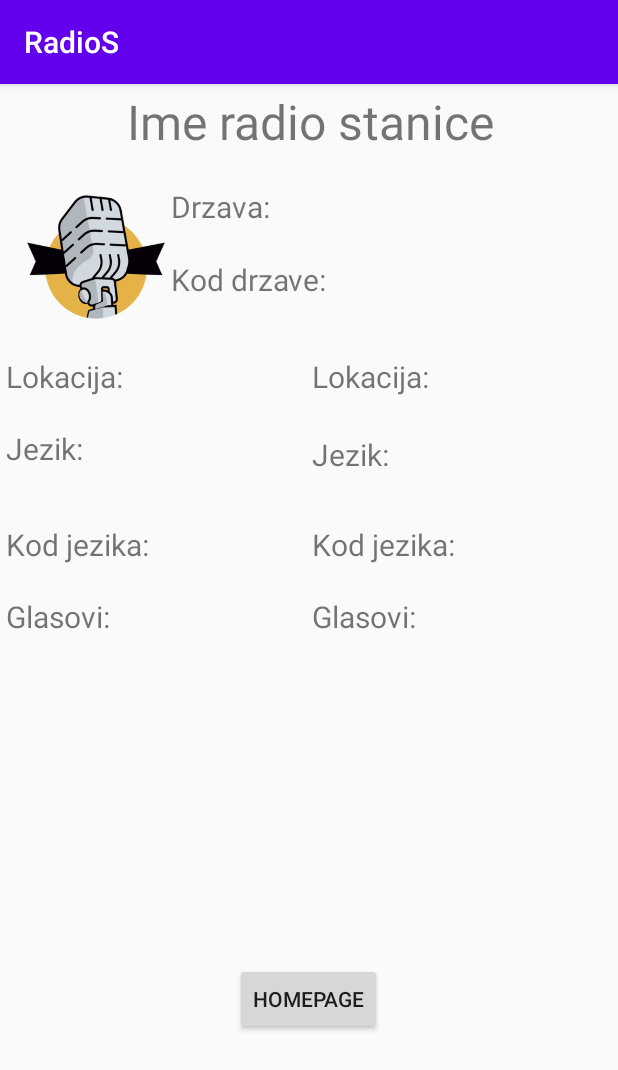
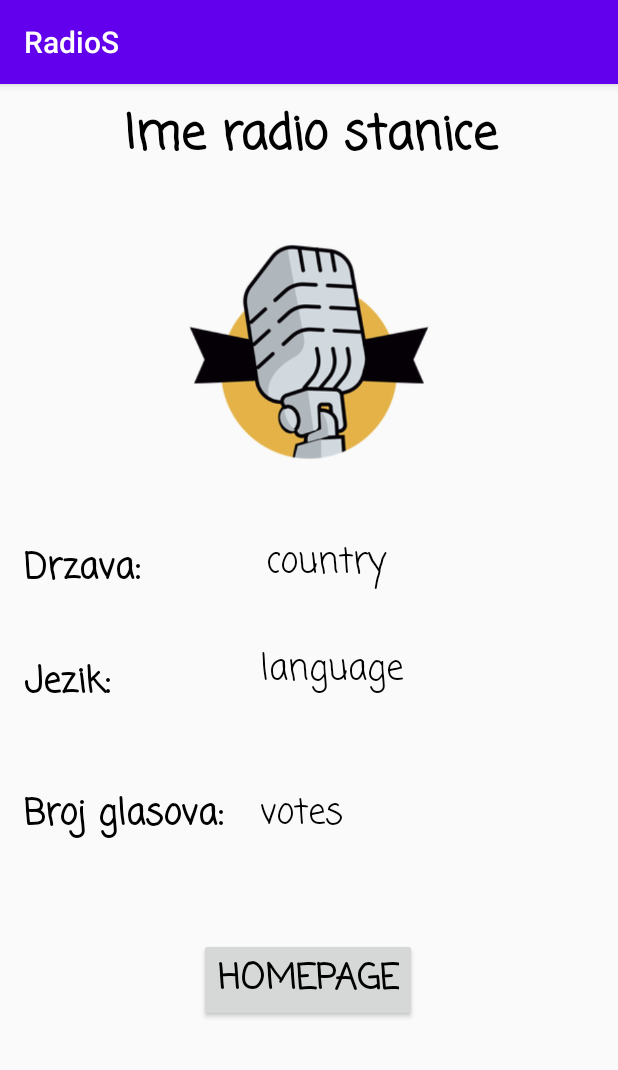
Before and after one commit to ivana-ignjatovic/RadioS, an Android app: the fragment RadiosDetails shown on its own in the app's theme, on a phone screen of 412 x 824 dp. Shown: the top 1070 px of the screen. Run offline under Robolectric (Android 15) with nearby library versions, the phone set to English and light mode, and no system bars; pictures from the network do not load.

Commit message:
Radio Details

```diff
--- a/app/build.gradle
+++ b/app/build.gradle
@@ -59,6 +59,9 @@ dependencies {
     implementation "androidx.media2:media2-player:1.2.0"
     implementation "androidx.contentpager:contentpager:1.0.0"
     implementation "com.google.android.gms:play-services-contextmanager:9.4.0"
+    implementation "androidx.lifecycle:lifecycle-viewmodel-savedstate:2.5.1"
+    implementation"androidx.lifecycle:lifecycle-viewmodel-compose:2.5.1"
+
 //    // dependency for exoplayer
 //   // implementation "com.google.android.exoplayer:exoplayer:r2.4.0"
 //    implementation "androidx.media2:media2-exoplayer:1.2.1"
--- a/app/src/main/java/com/example/radios/base/ICoordinator.kt
+++ b/app/src/main/java/com/example/radios/base/ICoordinator.kt
@@ -1,5 +1,5 @@
 package com.example.radios.base
 
 interface ICoordinator {
-    fun showDetailsFragment()
+    fun showDetailsFragment(radioId:String)
 }
--- a/app/src/main/java/com/example/radios/base/MainActivity.kt
+++ b/app/src/main/java/com/example/radios/base/MainActivity.kt
@@ -22,7 +22,7 @@ class MainActivity : AppCompatActivity(), ICoordinator {
         transaction.commit()
     }
 
-    override fun showDetailsFragment() {
-         showFragment(RadiosDetails())
+    override fun showDetailsFragment(radioId: String) {
+         showFragment(RadiosDetails.newInstance(radioId))
     }
 }
--- a/app/src/main/java/com/example/radios/radiosdetails/view/RadiosDetailsFragment.kt
+++ b/app/src/main/java/com/example/radios/radiosdetails/view/RadiosDetailsFragment.kt
@@ -1,11 +1,14 @@
- package com.example.radios.radiosdetails.view
+package com.example.radios.radiosdetails.view
 
+import android.content.Intent
+import android.net.Uri
 import android.os.Bundle
 import android.util.Log
 import android.view.LayoutInflater
 import android.view.View
 import android.view.ViewGroup
 import androidx.fragment.app.Fragment
+import com.bumptech.glide.Glide
 import com.example.radios.R
 import com.example.radios.base.data.HttpDataHandler
 import com.example.radios.base.data.RadioParser
@@ -13,71 +16,81 @@ import com.example.radios.base.data.Result
 import com.example.radios.base.model.Radio
 import kotlinx.android.synthetic.main.fragment_radios_details.*
 
- // TODO: Rename parameter arguments, choose names that match
-// the fragment initialization parameters, e.g. ARG_ITEM_NUMBER
-private const val ARG_PARAM1 = "param1"
-private const val ARG_PARAM2 = "param2"
+class RadiosDetails : Fragment() {
 
 
-class RadiosDetails : Fragment() {
+    var radioId: String = ""
 
-    var radioId : Int = -1
-    companion object{
-        private const val RADIO_ID_KEY = "RADIO_ID"
-        fun newInstance(radioId:Int):RadiosDetails{
+    companion object {
+        private const val RADIO_ID_KEY = "stationuuid"
+        fun newInstance(radioId: String): RadiosDetails {
             return RadiosDetails().apply {
-                arguments = Bundle().apply { putInt(RADIO_ID_KEY,radioId) }
+                arguments = Bundle().apply { putString(RADIO_ID_KEY, radioId) }
             }
         }
     }
+
     override fun onCreate(savedInstanceState: Bundle?) {
         super.onCreate(savedInstanceState)
-        radioId = arguments?.getInt(RADIO_ID_KEY)?: -1
+        radioId = arguments?.getString(RADIO_ID_KEY) ?: radioId
     }
 
     override fun onCreateView(
         inflater: LayoutInflater, container: ViewGroup?,
         savedInstanceState: Bundle?
     ): View? {
+
         // Inflate the layout for this fragment
         return inflater.inflate(R.layout.fragment_radios_details, container, false)
     }
+
     override fun onViewCreated(view: View, savedInstanceState: Bundle?) {
         super.onViewCreated(view, savedInstanceState)
-
         getRadio()
 
     }
 
-    private fun setupView (radio : Radio){
-        name.text=radio.name
-        country.text=radio.country
-//        countrycode.text=radio.country_code
-//        state2.text=radio.state
-//        language2.text=radio.language
-//        languagecode2.text=radio.language_code
-//        votes2.text=radio.votes.toString()
-//        val view = ServiceView(requireContext())
-//        view.bind(radio)
+    private fun setupView(radio: Radio) {
 
+        name.text = radio.name
+        country.text = radio.countrycode + " " + radio.country
+        if (radio.language != null) {
+            language.text = radio.languagecode + " " + radio.language
+        } else {
+            language.text = "unknow"
         }
-    private fun getRadio(){
+        if (radio.favicon != "") {
+            Glide.with(this).load(radio.favicon).into(favicon)
+        }
+        votes.text = radio.votes.toString()
+       // homepage.setOnClickListener()
+        var url = radio.homepage
+        val i= Intent(Intent.ACTION_VIEW)
+        i.data = Uri.parse(url)
+        homepage.setOnClickListener(){
+            startActivity(i)
+        }
+    }
 
-        val thread = Thread(){
-            val response = HttpDataHandler.getResponse("http://de1.api.radio-browser.info/json/stations/byuuid/37cd2212-ac24-4002-802d-f6c05c488708")
-            if (response is Result.Success){
-                //Log.d("response", response.data)
+    private fun getRadio() {
+        Log.d("Radioi id ", radioId)
+        val thread = Thread() {
+            val response =
+                HttpDataHandler.getResponse("http://de1.api.radio-browser.info/json/stations/byuuid/" + radioId)
+            if (response is Result.Success) {
+
                 val radio = RadioParser.parse2(response.data)
+                //println("Ikaa"+radio)
+                //   for(i in radios.indices){
+                ///     if(radios.get(i).id==radioId)
+                //}
 
-                activity?.runOnUiThread(){
+                activity?.runOnUiThread() {
                     setupView(radio)
                 }
+            }
+        }.start()
 
 
-                Log.d("UserLog","Radios receivde ${radio}")
-            }
-
-        }
-        thread.start()
     }
-    }
+}
--- a/app/src/main/java/com/example/radios/radioslist/recycler/RadioRVAdapter.kt
+++ b/app/src/main/java/com/example/radios/radioslist/recycler/RadioRVAdapter.kt
@@ -7,7 +7,7 @@ import com.example.radios.R
 import com.example.radios.base.model.Radio
 
 
-class RadioRVAdapter(private val radios: List<Radio>, private val onItemClicked:()->Unit) :
+class RadioRVAdapter(private val radios: List<Radio>, private val onItemClicked:(String)->Unit) :
     RecyclerView.Adapter<RadioRVViewHolder>() {
     override fun onCreateViewHolder(parent: ViewGroup, viewType: Int): RadioRVViewHolder =
         RadioRVViewHolder(
@@ -15,9 +15,9 @@ class RadioRVAdapter(private val radios: List<Radio>, private val onItemClicked:
         )
 
     override fun onBindViewHolder(holder: RadioRVViewHolder, position: Int) {
-        holder.bind(radios[position],onItemClicked)
+        holder.bind(radios[position], onItemClicked)
     }
 
+
     override fun getItemCount() = radios.size
-
 }
--- a/app/src/main/res/layout/fragment_radio_list.xml
+++ b/app/src/main/res/layout/fragment_radio_list.xml
@@ -15,6 +15,7 @@
         app:layoutManager="androidx.recyclerview.widget.LinearLayoutManager"
       app:layout_constraintStart_toStartOf="parent"
        app:layout_constraintEnd_toEndOf="parent"
+      android:scrollbars="vertical"
        app:layout_constraintTop_toTopOf="parent"
         app:layout_constraintBottom_toBottomOf="parent"/>
 
--- a/app/src/main/res/layout/fragment_radios_details.xml
+++ b/app/src/main/res/layout/fragment_radios_details.xml
@@ -15,170 +15,131 @@
 
         <TextView
             android:id="@+id/name"
+            style="@style/Widget.AppCompat.TextView"
             android:layout_width="414dp"
             android:layout_height="62dp"
+            android:fontFamily="casual"
+            android:layout_marginTop="10dp"
             android:text="Ime radio stanice"
             android:textAlignment="center"
             android:textSize="32dp"
-            app:layout_constraintBottom_toTopOf="@id/country"
+            android:textStyle="bold"
+            app:layout_constraintBottom_toTopOf="@id/favicon"
             app:layout_constraintLeft_toLeftOf="parent"
+            android:textColor="@color/black"
             app:layout_constraintRight_toRightOf="parent"
             app:layout_constraintTop_toTopOf="parent" />
 
         <ImageView
             android:id="@+id/favicon"
-            android:layout_width="100dp"
-            android:layout_height="100dp"
-            android:layout_marginStart="16dp"
+            android:layout_width="233dp"
+            android:layout_height="173dp"
+            android:layout_marginTop="20dp"
+            app:layout_constraintLeft_toLeftOf="parent"
             app:layout_constraintTop_toBottomOf="@id/name"
-            app:layout_constraintLeft_toLeftOf="parent"
-            app:layout_constraintRight_toLeftOf="@id/country"
+            app:layout_constraintRight_toRightOf="parent"
             app:srcCompat="@drawable/logo" />
 
         <TextView
-            android:id="@+id/country"
-            android:layout_width="300dp"
-            android:layout_height="45dp"
+            android:id="@+id/textView"
+            android:layout_width="wrap_content"
+            android:layout_height="wrap_content"
+            android:layout_marginStart="16dp"
+            android:layout_marginTop="40dp"
             android:text="Drzava:"
-            android:textSize="20dp"
-            app:layout_constraintTop_toBottomOf="@id/name"
-            app:layout_constraintLeft_toRightOf="@id/favicon"
-            app:layout_constraintRight_toRightOf="parent"
-            app:layout_constraintBottom_toTopOf="@id/countrycode"/>
-
-        <TextView
-            android:id="@+id/countrycode"
-            android:layout_width="300dp"
-            android:layout_height="45dp"
-            android:text="Kod drzave:"
-            android:textSize="20dp"
-            app:layout_constraintTop_toBottomOf="@id/country"
-            app:layout_constraintLeft_toRightOf="@id/favicon"
-            app:layout_constraintBottom_toBottomOf="@id/favicon" />
-
-        <TextView
-            android:id="@+id/state"
-            android:layout_width="160dp"
-            android:layout_height="40dp"
-            android:layout_marginStart="4dp"
-            android:layout_marginTop="16dp"
-            android:text="Lokacija:"
-            android:textSize="20dp"
-            app:layout_constraintHorizontal_bias="1.0"
+            android:textSize="23dp"
+            android:textColor="@color/black"
+            android:textStyle="bold"
+            android:fontFamily="casual"
             app:layout_constraintLeft_toLeftOf="parent"
-            app:layout_constraintRight_toRightOf="parent"
-            app:layout_constraintStart_toStartOf="parent"
             app:layout_constraintTop_toBottomOf="@id/favicon" />
 
         <TextView
-            android:id="@+id/state2"
-            android:layout_width="160dp"
-            android:layout_height="40dp"
-            android:layout_marginStart="208dp"
-            android:layout_marginTop="16dp"
-            android:text="Lokacija:"
-            android:textSize="20dp"
-            app:layout_constraintHorizontal_bias="1.0"
+            android:id="@+id/textView3"
+            android:layout_width="wrap_content"
+            android:layout_height="wrap_content"
+            android:layout_marginStart="16dp"
+            android:layout_marginTop="40dp"
+            android:fontFamily="casual"
+            android:textStyle="bold"
+            android:textColor="@color/black"
+            android:text="Jezik:"
+            android:textSize="23dp"
             app:layout_constraintLeft_toLeftOf="parent"
-            app:layout_constraintRight_toRightOf="parent"
             app:layout_constraintStart_toStartOf="parent"
-            app:layout_constraintTop_toBottomOf="@id/favicon" />
+            app:layout_constraintTop_toBottomOf="@id/textView" />
 
         <TextView
-            android:id="@+id/language"
-            android:layout_width="160dp"
-            android:layout_height="40dp"
-            android:layout_marginStart="4dp"
-            android:layout_marginTop="8dp"
-            android:text="Jezik:"
-            android:textSize="20dp"
-            app:layout_constraintHorizontal_bias="1.0"
+            android:id="@+id/textView2"
+            android:layout_width="wrap_content"
+            android:layout_height="wrap_content"
+            android:layout_marginStart="16dp"
+            android:layout_marginTop="52dp"
+            android:fontFamily="casual"
+            android:text="Broj glasova:"
+            android:textColor="@color/black"
+            android:textSize="23dp"
+            android:textStyle="bold"
             app:layout_constraintLeft_toLeftOf="parent"
-            app:layout_constraintRight_toRightOf="parent"
             app:layout_constraintStart_toStartOf="parent"
-            app:layout_constraintTop_toBottomOf="@id/state" />
-
-        <TextView
-            android:id="@+id/language2"
-            android:layout_width="160dp"
-            android:layout_height="40dp"
-            android:layout_marginStart="208dp"
-            android:layout_marginTop="12dp"
-            android:text="Jezik:"
-            android:textSize="20dp"
-            app:layout_constraintHorizontal_bias="1.0"
-            app:layout_constraintLeft_toLeftOf="parent"
-            app:layout_constraintRight_toRightOf="parent"
-            app:layout_constraintStart_toStartOf="parent"
-            app:layout_constraintTop_toBottomOf="@id/state" />
-
-        <TextView
-            android:id="@+id/languagecode"
-            android:layout_width="160dp"
-            android:layout_height="40dp"
-            android:layout_marginStart="4dp"
-            android:layout_marginTop="24dp"
-            android:text="Kod jezika:"
-            android:textSize="20dp"
-            app:layout_constraintHorizontal_bias="1.0"
-            app:layout_constraintLeft_toLeftOf="parent"
-            app:layout_constraintRight_toRightOf="parent"
-            app:layout_constraintStart_toStartOf="parent"
-            app:layout_constraintTop_toBottomOf="@id/language" />
-
-        <TextView
-            android:id="@+id/languagecode2"
-            android:layout_width="160dp"
-            android:layout_height="40dp"
-            android:layout_marginStart="208dp"
-            android:layout_marginTop="24dp"
-            android:text="Kod jezika:"
-            android:textSize="20dp"
-            app:layout_constraintHorizontal_bias="1.0"
-            app:layout_constraintLeft_toLeftOf="parent"
-            app:layout_constraintRight_toRightOf="parent"
-            app:layout_constraintStart_toStartOf="parent"
-            app:layout_constraintTop_toBottomOf="@id/language" />
-
-        <TextView
-            android:id="@+id/votes"
-            android:layout_width="160dp"
-            android:layout_height="40dp"
-            android:layout_marginStart="4dp"
-            android:layout_marginTop="8dp"
-            android:text="Glasovi:"
-            android:textSize="20dp"
-            app:layout_constraintHorizontal_bias="1.0"
-            app:layout_constraintLeft_toLeftOf="parent"
-            app:layout_constraintRight_toRightOf="parent"
-            app:layout_constraintStart_toStartOf="parent"
-            app:layout_constraintTop_toBottomOf="@id/languagecode" />
-
-        <TextView
-            android:id="@+id/votes2"
-            android:layout_width="160dp"
-            android:layout_height="40dp"
-            android:layout_marginStart="208dp"
-            android:layout_marginTop="8dp"
-            android:text="Glasovi:"
-            android:textSize="20dp"
-            app:layout_constraintHorizontal_bias="1.0"
-            app:layout_constraintLeft_toLeftOf="parent"
-            app:layout_constraintRight_toRightOf="parent"
-            app:layout_constraintStart_toStartOf="parent"
-            app:layout_constraintTop_toBottomOf="@id/languagecode" />
+            app:layout_constraintTop_toBottomOf="@id/textView3" />
 
         <Button
             android:id="@+id/homepage"
             android:layout_width="wrap_content"
             android:layout_height="wrap_content"
-            android:text="HOMEPAGE"
-            app:layout_constraintBottom_toBottomOf="parent"
+            android:layout_marginTop="64dp"
+            android:fontFamily="casual"
+            android:text="Homepage"
+            android:textColor="@color/black"
+            android:textSize="23dp"
+            android:textStyle="bold"
             app:layout_constraintEnd_toEndOf="parent"
             app:layout_constraintHorizontal_bias="0.498"
+
+            app:layout_constraintLeft_toLeftOf="parent"
+            app:layout_constraintRight_toRightOf="parent"
             app:layout_constraintStart_toStartOf="parent"
-            app:layout_constraintTop_toTopOf="parent"
-            app:layout_constraintVertical_bias="0.814" />
+            app:layout_constraintTop_toBottomOf="@id/textView2" />
+
+        <TextView
+            android:id="@+id/country"
+            android:layout_width="213dp"
+            android:layout_height="35dp"
+            android:layout_marginLeft="84dp"
+            android:layout_marginTop="36dp"
+            android:text="country"
+            android:fontFamily="casual"
+            android:textColor="@color/black"
+            android:textSize="23dp"
+            app:layout_constraintLeft_toRightOf="@id/textView"
+            app:layout_constraintTop_toBottomOf="@id/favicon" />
+
+        <TextView
+            android:id="@+id/language"
+            android:layout_width="213dp"
+            android:layout_height="35dp"
+            android:layout_marginLeft="100dp"
+            android:layout_marginTop="36dp"
+            android:text="language"
+            android:fontFamily="casual"
+            android:textColor="@color/black"
+            android:textSize="23dp"
+            app:layout_constraintLeft_toRightOf="@id/textView3"
+            app:layout_constraintTop_toBottomOf="@id/country" />
+
+        <TextView
+            android:id="@+id/votes"
+            android:layout_width="213dp"
+            android:layout_height="35dp"
+            android:layout_marginLeft="100dp"
+            android:layout_marginTop="132dp"
+            android:fontFamily="casual"
+            android:text="votes"
+            android:textColor="@color/black"
+            android:textSize="23dp"
+            app:layout_constraintLeft_toRightOf="@id/textView3"
+            app:layout_constraintTop_toBottomOf="@id/country" />
 
     </androidx.constraintlayout.widget.ConstraintLayout>
 </FrameLayout>
```
Also changed, not shown: app/src/main/java/com/example/radios/base/data/RadioParser.kt (+17 -14 lines), app/src/main/java/com/example/radios/base/model/MockDataProvider.kt (deleted, +0 -55 lines), app/src/main/java/com/example/radios/base/model/Radio.kt (+6 -5 lines), app/src/main/java/com/example/radios/base/model/RadioD.kt (deleted, +0 -13 lines), app/src/main/java/com/example/radios/radiosdetails/view/RadioDetailsViewState.kt (added, +9 -0 lines), app/src/main/java/com/example/radios/radiosdetails/view/ServiceView.kt (deleted, +0 -21 lines), app/src/main/java/com/example/radios/radioslist/recycler/RadioRVViewHolder.kt (+7 -4 lines), app/src/main/java/com/example/radios/radioslist/view/RadioListFragment.kt (+11 -18 lines).
